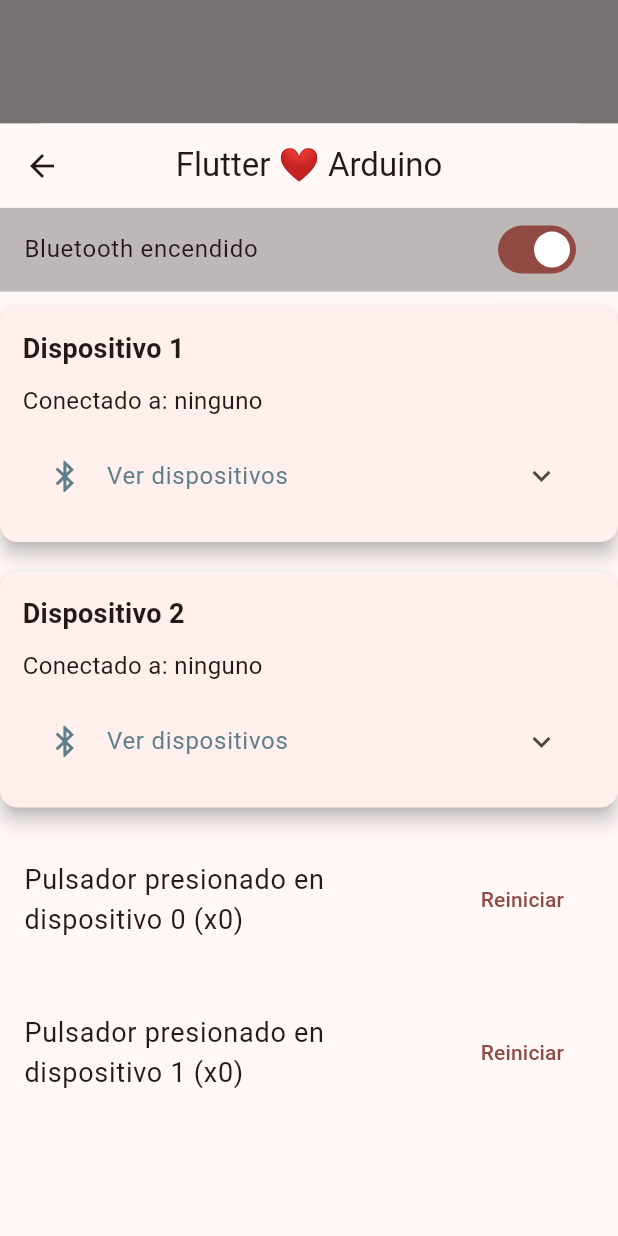
After one commit to Carlos5anchez/tenis-flutter-app, a Flutter app: the UserProfilePage screen opened directly, after a tap on "Vincular dispositivo", on a phone screen of 412 x 824 dp. The commit adds this screen. Run offline on Flutter 3.47's test engine with Material 3 defaults, Android fonts, the phone set to English and light mode, and no system bars; our stand-ins replace carousel_slider, elegant_notification, fl_chart, flutter_bluetooth_serial, local_auth, percent_indicator and 2 more; missing offline and left inert: local_auth_android; network calls fail.

Commit message:
Errores en la vista de conexion bluetooth

```diff
--- a/lib/main.dart
+++ b/lib/main.dart
@@ -5,6 +5,7 @@
 import 'package:flutter_tenis/pages/information.dart';
 import 'package:flutter_tenis/pages/login.dart';
 import 'package:flutter_tenis/pages/profile.dart';
+import 'package:flutter_tenis/views/conection_bt.dart';
 import 'package:socket_io_client/socket_io_client.dart' as IO;
 import 'package:elegant_notification/elegant_notification.dart';
 
--- a/lib/pages/profile.dart
+++ b/lib/pages/profile.dart
@@ -1,4 +1,5 @@
 import 'package:flutter/material.dart';
+import '../views/conection_bt.dart';
 
 class UserProfilePage extends StatelessWidget {
   final bool? isConected;
@@ -72,6 +73,25 @@
             style: TextStyle(color: Colors.white, fontSize: 20),
           ),
           const SizedBox(height: 8),
+          ListTile(
+            leading: const Icon(Icons.bluetooth, color: Colors.white),
+            title: const Text('Vincular dispositivo',
+                style: TextStyle(color: Colors.white)),
+            trailing: const Icon(Icons.arrow_forward_ios, color: Colors.white),
+            onTap: () {
+              showModalBottomSheet(
+                context: context,
+                isScrollControlled: true,
+                builder: (BuildContext context) {
+                  return SizedBox(
+                    height: MediaQuery.of(context).size.height *
+                        0.9, // Ocupa el 90% de la pantalla
+                    child: BtPage(),
+                  );
+                },
+              );
+            },
+          ),
           ListTile(
             leading: const Icon(Icons.payment, color: Colors.white),
             title: const Text('Ajustes de Estadisticas',
--- /dev/null
+++ b/lib/views/conection_bt.dart
@@ -0,0 +1,287 @@
+import 'dart:convert';
+
+import 'package:flutter/material.dart';
+import 'package:flutter/cupertino.dart';
+import 'package:flutter_bluetooth_serial/flutter_bluetooth_serial.dart';
+import 'package:permission_handler/permission_handler.dart';
+
+class BtPage extends StatefulWidget {
+  const BtPage({super.key});
+
+  @override
+  State<BtPage> createState() => _MainBtPage();
+}
+
+class _MainBtPage extends State<BtPage> {
+  final _bluetooth = FlutterBluetoothSerial.instance;
+  bool _bluetoothState = false;
+  bool _isConnecting = false;
+  List<BluetoothConnection?> _connections = [null, null];
+  List<BluetoothDevice?> _deviceConnected = [null, null];
+  List<BluetoothDevice> _devices = [];
+  List<int> times = [0, 0];
+
+  void _getDevices() async {
+    var res = await _bluetooth.getBondedDevices();
+    setState(() => _devices = res);
+  }
+
+  void _receiveData(int deviceIndex) {
+    _connections[deviceIndex]?.input?.listen((event) {
+      String receivedData = ascii.decode(event);
+      print('Data received from device $deviceIndex: $receivedData');
+      setState(() {
+        times[deviceIndex] = times[deviceIndex] + 1;
+      });
+    });
+  }
+
+  void _requestPermission() async {
+    await Permission.bluetoothConnect.request();
+    await Permission.location.request();
+    await Permission.bluetooth.request();
+    await Permission.bluetoothScan.request();
+  }
+
+  @override
+  void initState() {
+    super.initState();
+    _requestPermission();
+
+    _bluetooth.state.then((state) {
+      setState(() => _bluetoothState = state.isEnabled);
+    });
+
+    _bluetooth.onStateChanged().listen((state) {
+      switch (state) {
+        case BluetoothState.STATE_OFF:
+          setState(() => _bluetoothState = false);
+          break;
+        case BluetoothState.STATE_ON:
+          setState(() => _bluetoothState = true);
+          break;
+        // case BluetoothState.STATE_TURNING_OFF:
+        //   break;
+        // case BluetoothState.STATE_TURNING_ON:
+        //   break;
+      }
+    });
+  }
+
+  @override
+  Widget build(BuildContext context) {
+    return Scaffold(
+        appBar: AppBar(
+          centerTitle: true,
+          title: const Text('Flutter ❤️ Arduino'),
+        ),
+        body: SingleChildScrollView(
+          child: Column(
+            children: [
+              _controlBT(),
+              // _infoDevice(0),
+              // _infoDevice(1),
+              // Expanded(child: _listDevices()),
+              _infoDeviceCard(0),
+              _infoDeviceCard(1),
+              _inputSerial(0),
+              _inputSerial(1),
+            ],
+          ),
+        ));
+  }
+
+  Widget _controlBT() {
+    return SwitchListTile(
+      value: _bluetoothState,
+      onChanged: (bool value) async {
+        if (value) {
+          await _bluetooth.requestEnable();
+        } else {
+          await _bluetooth.requestDisable();
+        }
+      },
+      tileColor: Colors.black26,
+      title: Text(
+        _bluetoothState ? "Bluetooth encendido" : "Bluetooth apagado",
+      ),
+    );
+  }
+
+  Widget _infoDeviceCard(int deviceIndex) {
+    return Card(
+      margin: const EdgeInsets.symmetric(vertical: 10.0, horizontal: 0.0),
+      elevation: 5.0,
+      child: Container(
+        width: double.infinity,
+        padding: const EdgeInsets.all(15.0),
+        child: Column(
+          crossAxisAlignment: CrossAxisAlignment.start,
+          children: [
+            Text(
+              "Dispositivo ${deviceIndex + 1}",
+              style:
+                  const TextStyle(fontSize: 18.0, fontWeight: FontWeight.bold),
+            ),
+            const SizedBox(height: 10.0),
+            Text(
+              "Conectado a: ${_deviceConnected[deviceIndex]?.name ?? "ninguno"}",
+              style: TextStyle(fontSize: 16.0),
+            ),
+            const SizedBox(height: 10.0),
+            _connections[deviceIndex]?.isConnected ?? false
+                ? TextButton.icon(
+                    onPressed: () async {
+                      await _connections[deviceIndex]?.finish();
+                      setState(() {
+                        _deviceConnected[deviceIndex] = null;
+                      });
+                    },
+                    icon: const Icon(CupertinoIcons.hand_raised_slash),
+                    label: const Text("Desconectar"),
+                  )
+                : ExpansionTile(
+                    title: const Text("Ver dispositivos",
+                        style: TextStyle(color: Colors.blueGrey)),
+                    leading: const Icon(
+                      CupertinoIcons.bluetooth,
+                      color: Colors.blueGrey,
+                    ),
+                    children: [
+                      SizedBox(
+                        height: 200.0,
+                        child: SingleChildScrollView(
+                            child: _getCardDevices(deviceIndex)),
+                      ),
+                    ],
+                  ),
+          ],
+        ),
+      ),
+    );
+  }
+
+  Widget _infoDevice(int deviceIndex) {
+    return ListTile(
+      tileColor: Colors.black12,
+      title: Text(
+          "Conectado a: ${_deviceConnected[deviceIndex]?.name ?? "ninguno"}"),
+      trailing: _connections[deviceIndex]?.isConnected ?? false
+          ? TextButton(
+              onPressed: () async {
+                await _connections[deviceIndex]?.finish();
+                setState(() {
+                  _deviceConnected[deviceIndex] = null;
+                });
+              },
+              child: const Text("Desconectar"),
+            )
+          : TextButton(
+              onPressed: _getDevices,
+              child: const Text("Ver dispositivos"),
+            ),
+    );
+  }
+
+  Widget _listDevices() {
+    return _isConnecting
+        ? const Center(child: CircularProgressIndicator())
+        : SingleChildScrollView(
+            child: Container(
+              color: Colors.grey.shade100,
+              child: Column(
+                children: [
+                  ...[
+                    for (final device in _devices)
+                      ListTile(
+                        title: Text(device.name ?? device.address),
+                        trailing: Column(
+                          children: [
+                            TextButton(
+                              child: const Text('Conectar a dispositivo 1'),
+                              onPressed: () async {
+                                setState(() => _isConnecting = true);
+
+                                _connections[0] =
+                                    await BluetoothConnection.toAddress(
+                                        device.address);
+                                _deviceConnected[0] = device;
+                                _devices = [];
+                                _isConnecting = false;
+
+                                _receiveData(0);
+
+                                setState(() {});
+                              },
+                            ),
+                            TextButton(
+                              child: const Text('Conectar a dispositivo 2'),
+                              onPressed: () async {
+                                setState(() => _isConnecting = true);
+
+                                _connections[1] =
+                                    await BluetoothConnection.toAddress(
+                                        device.address);
+                                _deviceConnected[1] = device;
+                                _devices = [];
+                                _isConnecting = false;
+
+                                _receiveData(1);
+
+                                setState(() {});
+                              },
+                            ),
+                          ],
+                        ),
+                      )
+                  ]
+                ],
+              ),
+            ),
+          );
+  }
+
+  Widget _inputSerial(int deviceIndex) {
+    return ListTile(
+      trailing: TextButton(
+        child: const Text('Reiniciar'),
+        onPressed: () => setState(() => times[deviceIndex] = 0),
+      ),
+      title: Padding(
+        padding: const EdgeInsets.symmetric(vertical: 16.0),
+        child: Text(
+          "Pulsador presionado en dispositivo $deviceIndex (x${times[deviceIndex]})",
+          style: const TextStyle(fontSize: 18.0),
+        ),
+      ),
+    );
+  }
+
+  Widget _getCardDevices(deviceIndex) {
+    _getDevices();
+    return Column(
+      children: _devices.map((device) {
+        return ListTile(
+          title: Text(device.name ?? device.address),
+          trailing: TextButton(
+            child: const Text('Conectar'),
+            onPressed: () async {
+              setState(() => _isConnecting = true);
+
+              var connection =
+                  await BluetoothConnection.toAddress(device.address);
+              setState(() {
+                _connections[deviceIndex] = connection;
+                _deviceConnected[deviceIndex] = device;
+                _devices = [];
+                _isConnecting = false;
+              });
+
+              _receiveData(deviceIndex);
+            },
+          ),
+        );
+      }).toList(),
+    );
+  }
+}
--- a/pubspec.yaml
+++ b/pubspec.yaml
@@ -19,7 +19,7 @@
 version: 1.0.0+1
 
 environment:
-  sdk: ">=3.1.5 <4.0.0"
+  sdk: ">=3.4.4 <4.0.0"
 
 # Dependencies specify other packages that your package needs in order to work.
 # To automatically upgrade your package dependencies to the latest versions
@@ -43,6 +43,8 @@
   url_launcher: ^6.0.20
   carousel_slider: ^4.0.0
   expansion_tile_card: ^3.0.0
+  flutter_bluetooth_serial: ^0.4.0
+  permission_handler: ^11.3.1
 
 dev_dependencies:
   flutter_test:
```
Also changed, not shown: lib/pages/information.dart (+32 -0 lines), 4 other files.
